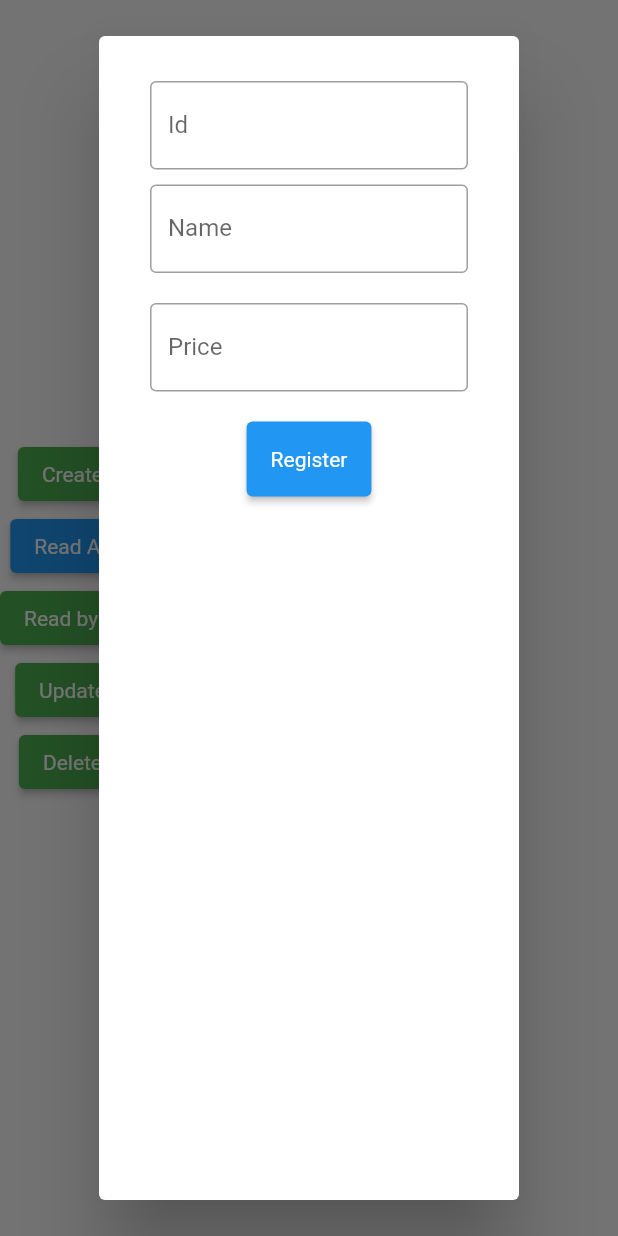
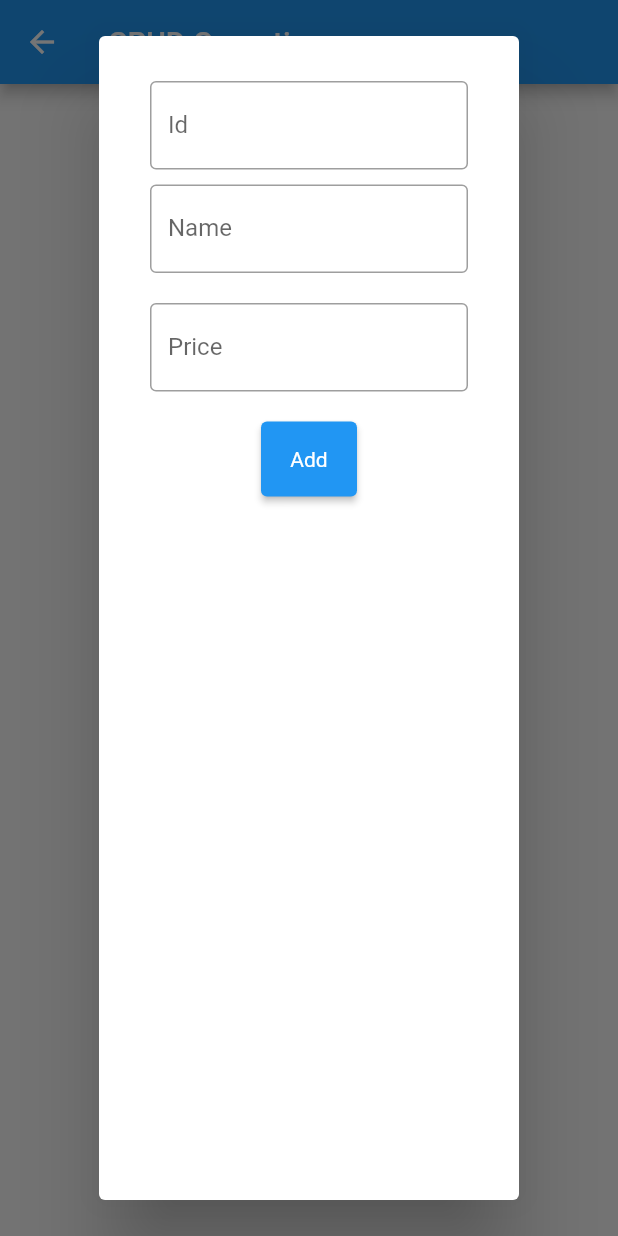
Before and after one commit to fuser312/aws_crud_auth, a Flutter app: the ItemInfoScreen screen opened directly, after a tap on "Create", on a phone screen of 412 x 824 dp. Run offline on Flutter 3.47's test engine with Material 2 defaults, Android fonts, the phone set to English and light mode, and no system bars; missing offline and left inert: amplify_analytics_pinpoint, amplify_auth_cognito, amplify_datastore, amplify_datastore_plugin_interface, amplify_flutter.

Commit message:
minor ui changes

```diff
--- a/lib/screens/home_screen.dart
+++ b/lib/screens/home_screen.dart
@@ -123,7 +123,7 @@ class _HomeScreenState extends State<HomeScreen> {
               ),
             ),
             CustomButton(
-              text: 'Confirm Sign Up',
+              text: 'Confirm Sign Up and log in',
               onTap: () async {
                 SignUpResult res = await Amplify.Auth.confirmSignUp(
                     username: nameController.text,
--- a/lib/screens/item_info_screen.dart
+++ b/lib/screens/item_info_screen.dart
@@ -14,7 +14,12 @@ class _ItemInfoState extends State<ItemInfoScreen> {
   @override
   Widget build(BuildContext context) {
     return Scaffold(
-      body: Column(
+      appBar: AppBar(
+        title: Text("CRUD Operations"),
+      ),
+      body: Center(
+        child: Column(
+          crossAxisAlignment: CrossAxisAlignment.center,
           mainAxisAlignment: MainAxisAlignment.center,
           children: [
             ElevatedButton(
@@ -67,6 +72,7 @@ class _ItemInfoState extends State<ItemInfoScreen> {
             ),
           ],
         ),
+      ),
     );
   }
   void create() async {
--- a/lib/widgets/add_item.dart
+++ b/lib/widgets/add_item.dart
@@ -53,7 +53,7 @@ class _AddItemState extends State<AddItem> {
           height: 20,
         ),
         CustomButton(
-            text: 'Register',
+            text: 'Add',
             onTap: () async {
               final myItem = ItemInfo(
                 id: idController.text,
```
Lines whose indentation alone changed are shown as unchanged.
